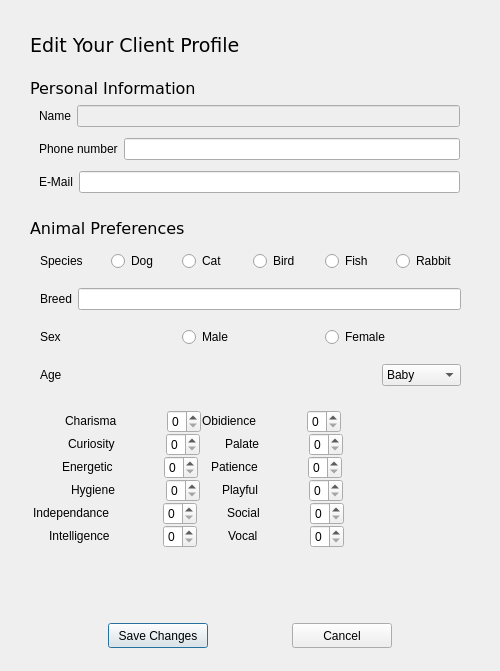
Above: editclient.ui from ColeMacdonald1709/comp3004 before the change. Below: the same form after it.
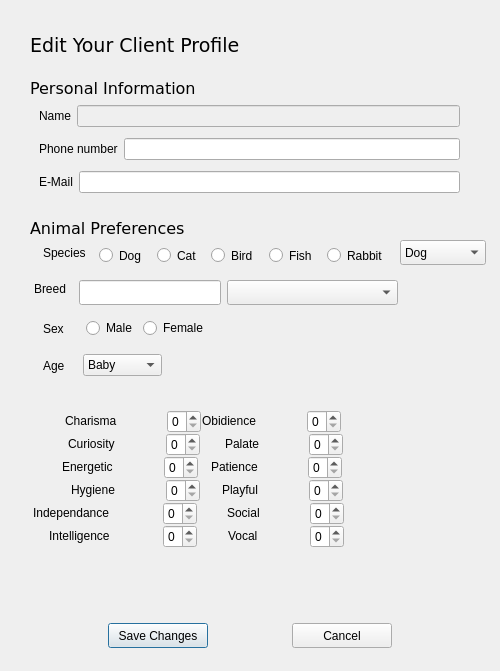
That is the form after the change.

Commit message: drpDowns for species/breed in editClient

Diff of the .ui file:
```diff
--- a/editclient.ui
+++ b/editclient.ui
@@ -2,6 +2,14 @@
 <ui version="4.0">
  <class>EditClient</class>
  <widget class="QDialog" name="EditClient">
+  <property name="geometry">
+   <rect>
+    <x>0</x>
+    <y>0</y>
+    <width>500</width>
+    <height>671</height>
+   </rect>
+  </property>
   <property name="windowTitle">
    <string>Dialog</string>
   </property>
@@ -665,123 +673,66 @@
     <string>Personal Information</string>
    </property>
   </widget>
-  <widget class="QWidget" name="verticalLayoutWidget_2">
+  <widget class="QComboBox" name="comboBoxBreed">
    <property name="geometry">
     <rect>
-     <x>30</x>
+     <x>227</x>
+     <y>280</y>
+     <width>171</width>
+     <height>25</height>
+    </rect>
+   </property>
+   <property name="minimumSize">
+    <size>
+     <width>171</width>
+     <height>25</height>
+    </size>
+   </property>
+  </widget>
+  <widget class="QComboBox" name="comboBoxSpecies">
+   <property name="geometry">
+    <rect>
+     <x>400</x>
      <y>240</y>
-     <width>441</width>
-     <height>161</height>
+     <width>86</width>
+     <height>25</height>
     </rect>
    </property>
-   <layout class="QVBoxLayout" name="PAttributeLayout">
-    <property name="spacing">
-     <number>6</number>
-    </property>
     <item>
-     <layout class="QHBoxLayout" name="name_layout_3">
-      <property name="leftMargin">
-       <number>10</number>
-      </property>
-      <property name="rightMargin">
-       <number>10</number>
-      </property>
-      <item>
-       <widget class="QLabel" name="name_label_3">
-        <property name="text">
-         <string>Species</string>
-        </property>
-       </widget>
-      </item>
-      <item>
-       <widget class="QRadioButton" name="radDog">
         <property name="text">
          <string>Dog</string>
         </property>
-       </widget>
       </item>
       <item>
-       <widget class="QRadioButton" name="radCat">
         <property name="text">
          <string>Cat</string>
         </property>
-       </widget>
       </item>
       <item>
-       <widget class="QRadioButton" name="radBird">
         <property name="text">
          <string>Bird</string>
         </property>
-       </widget>
       </item>
       <item>
-       <widget class="QRadioButton" name="radFist">
         <property name="text">
          <string>Fish</string>
         </property>
-       </widget>
       </item>
       <item>
-       <widget class="QRadioButton" name="radRabbit">
         <property name="text">
          <string>Rabbit</string>
         </property>
-       </widget>
-      </item>
-     </layout>
-    </item>
-    <item>
-     <layout class="QHBoxLayout" name="name_layout_4">
-      <property name="leftMargin">
-       <number>10</number>
-      </property>
-      <property name="rightMargin">
-       <number>10</number>
-      </property>
-      <item>
-       <widget class="QLabel" name="name_label_4">
-        <property name="text">
-         <string>Breed</string>
-        </property>
-       </widget>
-      </item>
-      <item>
-       <widget class="QLineEdit" name="txtBreed"/>
-      </item>
-     </layout>
-    </item>
-    <item>
-     <layout class="QHBoxLayout" name="name_layout_5">
-      <property name="leftMargin">
-       <number>10</number>
-      </property>
-      <property name="rightMargin">
-       <number>10</number>
-      </property>
-      <item>
-       <widget class="QLabel" name="name_label_5">
-        <property name="text">
-         <string>Sex</string>
-        </property>
-       </widget>
-      </item>
-      <item>
-       <widget class="QRadioButton" name="radMale">
-        <property name="text">
-         <string>Male</string>
-        </property>
-       </widget>
-      </item>
-      <item>
-       <widget class="QRadioButton" name="radFemale">
-        <property name="text">
-         <string>Female</string>
-        </property>
-       </widget>
-      </item>
-     </layout>
-    </item>
-    <item>
+   </item>
+  </widget>
+  <widget class="QWidget" name="">
+   <property name="geometry">
+    <rect>
+     <x>33</x>
+     <y>352</y>
+     <width>139</width>
+     <height>27</height>
+    </rect>
+   </property>
      <layout class="QHBoxLayout" name="name_layout_6">
       <property name="leftMargin">
        <number>10</number>
@@ -830,9 +781,147 @@
        </widget>
       </item>
      </layout>
+  </widget>
+  <widget class="QWidget" name="">
+   <property name="geometry">
+    <rect>
+     <x>33</x>
+     <y>316</y>
+     <width>185</width>
+     <height>25</height>
+    </rect>
+   </property>
+   <layout class="QHBoxLayout" name="name_layout_5">
+    <property name="leftMargin">
+     <number>10</number>
+    </property>
+    <property name="rightMargin">
+     <number>10</number>
+    </property>
+    <item>
+     <widget class="QLabel" name="name_label_5">
+      <property name="text">
+       <string>Sex</string>
+      </property>
+     </widget>
+    </item>
+    <item>
+     <widget class="QRadioButton" name="radMale">
+      <property name="text">
+       <string>Male</string>
+      </property>
+     </widget>
+    </item>
+    <item>
+     <widget class="QRadioButton" name="radFemale">
+      <property name="text">
+       <string>Female</string>
+      </property>
+     </widget>
     </item>
    </layout>
   </widget>
+  <widget class="QLabel" name="name_label_4">
+   <property name="geometry">
+    <rect>
+     <x>34</x>
+     <y>280</y>
+     <width>39</width>
+     <height>17</height>
+    </rect>
+   </property>
+   <property name="text">
+    <string>Breed</string>
+   </property>
+  </widget>
+  <widget class="QLineEdit" name="txtBreed">
+   <property name="geometry">
+    <rect>
+     <x>79</x>
+     <y>280</y>
+     <width>142</width>
+     <height>25</height>
+    </rect>
+   </property>
+  </widget>
+  <widget class="QRadioButton" name="radDog">
+   <property name="geometry">
+    <rect>
+     <x>99</x>
+     <y>244</y>
+     <width>52</width>
+     <height>23</height>
+    </rect>
+   </property>
+   <property name="text">
+    <string>Dog</string>
+   </property>
+  </widget>
+  <widget class="QRadioButton" name="radCat">
+   <property name="geometry">
+    <rect>
+     <x>157</x>
+     <y>244</y>
+     <width>48</width>
+     <height>23</height>
+    </rect>
+   </property>
+   <property name="text">
+    <string>Cat</string>
+   </property>
+  </widget>
+  <widget class="QLabel" name="name_label_3">
+   <property name="geometry">
+    <rect>
+     <x>43</x>
+     <y>244</y>
+     <width>50</width>
+     <height>17</height>
+    </rect>
+   </property>
+   <property name="text">
+    <string>Species</string>
+   </property>
+  </widget>
+  <widget class="QRadioButton" name="radFist">
+   <property name="geometry">
+    <rect>
+     <x>269</x>
+     <y>244</y>
+     <width>52</width>
+     <height>23</height>
+    </rect>
+   </property>
+   <property name="text">
+    <string>Fish</string>
+   </property>
+  </widget>
+  <widget class="QRadioButton" name="radBird">
+   <property name="geometry">
+    <rect>
+     <x>211</x>
+     <y>244</y>
+     <width>52</width>
+     <height>23</height>
+    </rect>
+   </property>
+   <property name="text">
+    <string>Bird</string>
+   </property>
+  </widget>
+  <widget class="QRadioButton" name="radRabbit">
+   <property name="geometry">
+    <rect>
+     <x>327</x>
+     <y>244</y>
+     <width>68</width>
+     <height>23</height>
+    </rect>
+   </property>
+   <property name="text">
+    <string>Rabbit</string>
+   </property>
+  </widget>
  </widget>
  <resources/>
  <connections/>
```
Lines whose indentation alone changed are shown as unchanged. The commit also changes 8 other files.
